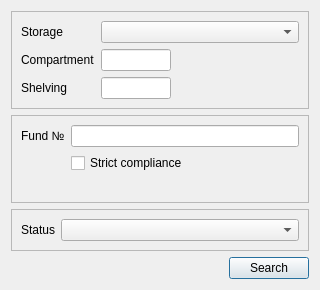
caxapyk/TPointer, file dialogs/searchdialog.ui: the form before one commit.
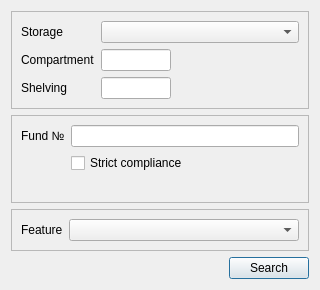
The form after the commit. Icons and pictures are not drawn.

What changed in the file:
```diff
--- a/dialogs/searchdialog.ui
+++ b/dialogs/searchdialog.ui
@@ -170,7 +170,7 @@
       <item row="0" column="0">
        <widget class="QLabel" name="label_6">
         <property name="text">
-         <string>Status</string>
+         <string>Feature</string>
         </property>
        </widget>
       </item>
```
